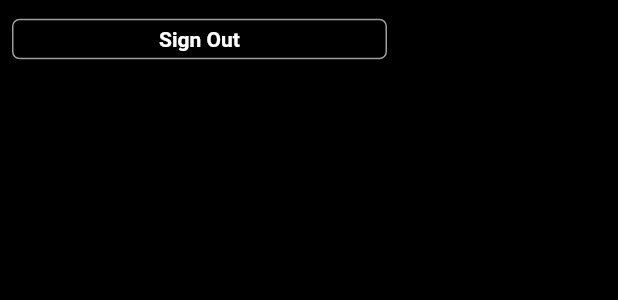
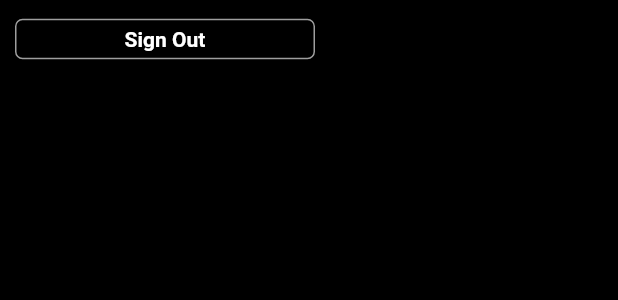
Before and after one commit to gentixyann/insta, a Flutter app: the FollowButton widget shown alone on an empty page, opened directly, on a phone screen of 412 x 824 dp. Shown: the top 300 px of the screen. Run offline on Flutter 3.47's test engine with Material 2 defaults, Android fonts, the phone set to English and light mode, and no system bars; our stand-ins replace cloud_firestore, firebase_auth, firebase_core, firebase_storage, flutter_svg, image_picker; accounts and stored records are empty; network calls fail.

Commit message:
iphone se 3 でA RenderFlex overflowed by 3.0 pixels on the right.を解消

```diff
--- a/lib/screens/profile_screen.dart
+++ b/lib/screens/profile_screen.dart
@@ -184,7 +184,7 @@ class _ProfileScreenState extends State<ProfileScreen> {
                         ),
                         child: Text(
                           userData['username'],
-                          style: TextStyle(
+                          style: const TextStyle(
                             fontWeight: FontWeight.bold,
                           ),
                         ),
--- a/lib/widgets/follow_button.dart
+++ b/lib/widgets/follow_button.dart
@@ -18,7 +18,7 @@ class FollowButton extends StatelessWidget {
   @override
   Widget build(BuildContext context) {
     return Container(
-      padding: const EdgeInsets.only(top: 2),
+      padding: const EdgeInsets.all(2),
       child: TextButton(
         onPressed: function,
         child: Container(
@@ -37,7 +37,7 @@ class FollowButton extends StatelessWidget {
               fontWeight: FontWeight.bold,
             ),
           ),
-          width: 250,
+          width: 200,
           height: 27,
         ),
       ),
```
